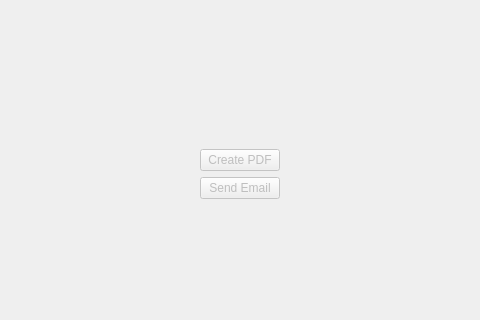
Qt form InvoiceGui/src/ui/InvoiceViewDialog.ui (MickaelOnTheWave/InvoiceManager) before a commit; both pictures show x 214 to 694 and y 189 to 509 of the 907 by 720 pixel window.
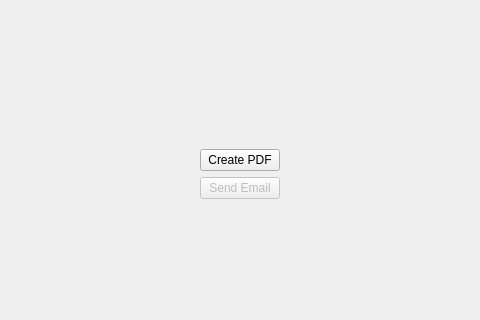
The same form after that commit. Custom widgets are drawn as their Qt base class.

Patch:
```diff
--- a/InvoiceGui/src/ui/InvoiceViewDialog.ui
+++ b/InvoiceGui/src/ui/InvoiceViewDialog.ui
@@ -60,7 +60,7 @@
        <item>
         <widget class="QPushButton" name="createPdfButton">
          <property name="enabled">
-          <bool>false</bool>
+          <bool>true</bool>
          </property>
          <property name="text">
           <string>Create PDF</string>
```
